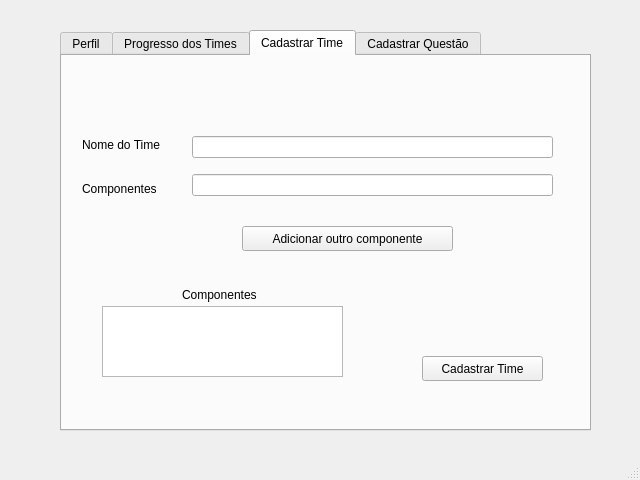
Above: Professor.ui from Samuel-OR/Snake_Mouth before the change. Below: the same form after it.
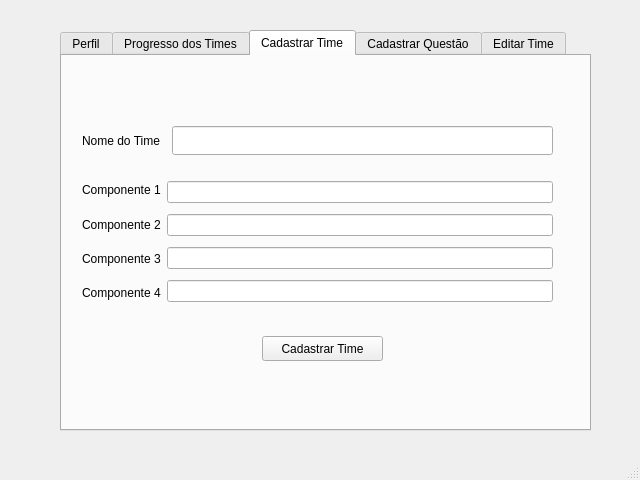
That is the form after the change. The open tabs and pages were chosen to show the change.

Patch:
```diff
--- a/Professor.ui
+++ b/Professor.ui
@@ -221,55 +221,11 @@
      <attribute name="title">
       <string>Cadastrar Time</string>
      </attribute>
-     <widget class="QWidget" name="verticalLayoutWidget_5">
-      <property name="geometry">
-       <rect>
-        <x>130</x>
-        <y>70</y>
-        <width>361</width>
-        <height>81</height>
-       </rect>
-      </property>
-      <layout class="QVBoxLayout" name="verticalLayout_5">
-       <item>
-        <widget class="QLineEdit" name="lineEdit_2"/>
-       </item>
-       <item>
-        <widget class="QLineEdit" name="lineEdit"/>
-       </item>
-      </layout>
-     </widget>
-     <widget class="QWidget" name="verticalLayoutWidget_6">
-      <property name="geometry">
-       <rect>
-        <x>20</x>
-        <y>70</y>
-        <width>111</width>
-        <height>81</height>
-       </rect>
-      </property>
-      <layout class="QVBoxLayout" name="verticalLayout_6">
-       <item>
-        <widget class="QLabel" name="label_11">
-         <property name="text">
-          <string>Nome do Time</string>
-         </property>
-        </widget>
-       </item>
-       <item>
-        <widget class="QLabel" name="label_12">
-         <property name="text">
-          <string>Componentes</string>
-         </property>
-        </widget>
-       </item>
-      </layout>
-     </widget>
      <widget class="QPushButton" name="pushButton_2">
       <property name="geometry">
        <rect>
-        <x>360</x>
-        <y>300</y>
+        <x>200</x>
+        <y>280</y>
         <width>121</width>
         <height>25</height>
        </rect>
@@ -278,42 +234,89 @@
        <string>Cadastrar Time</string>
       </property>
      </widget>
-     <widget class="QPushButton" name="pushButton_3">
+     <widget class="QLabel" name="label_11">
       <property name="geometry">
        <rect>
-        <x>180</x>
-        <y>170</y>
-        <width>211</width>
-        <height>25</height>
-       </rect>
-      </property>
-      <property name="text">
-       <string>Adicionar outro componente</string>
-      </property>
-     </widget>
-     <widget class="QTextBrowser" name="textBrowser_3">
-      <property name="geometry">
-       <rect>
-        <x>40</x>
-        <y>250</y>
-        <width>241</width>
-        <height>71</height>
-       </rect>
-      </property>
-     </widget>
-     <widget class="QLabel" name="label_13">
-      <property name="geometry">
-       <rect>
-        <x>120</x>
-        <y>220</y>
-        <width>109</width>
+        <x>20</x>
+        <y>66</y>
+        <width>91</width>
         <height>37</height>
        </rect>
       </property>
       <property name="text">
-       <string>Componentes</string>
+       <string>Nome do Time</string>
       </property>
      </widget>
+     <widget class="QLineEdit" name="lineEdit_2">
+      <property name="geometry">
+       <rect>
+        <x>110</x>
+        <y>70</y>
+        <width>381</width>
+        <height>29</height>
+       </rect>
+      </property>
+     </widget>
+     <widget class="QWidget" name="horizontalLayoutWidget">
+      <property name="geometry">
+       <rect>
+        <x>20</x>
+        <y>120</y>
+        <width>471</width>
+        <height>131</height>
+       </rect>
+      </property>
+      <layout class="QHBoxLayout" name="horizontalLayout">
+       <item>
+        <layout class="QVBoxLayout" name="verticalLayout_6">
+         <item>
+          <widget class="QLabel" name="label_12">
+           <property name="text">
+            <string>Componente 1</string>
+           </property>
+          </widget>
+         </item>
+         <item>
+          <widget class="QLabel" name="label_21">
+           <property name="text">
+            <string>Componente 2</string>
+           </property>
+          </widget>
+         </item>
+         <item>
+          <widget class="QLabel" name="label_22">
+           <property name="text">
+            <string>Componente 3</string>
+           </property>
+          </widget>
+         </item>
+         <item>
+          <widget class="QLabel" name="label_23">
+           <property name="text">
+            <string>Componente 4</string>
+           </property>
+          </widget>
+         </item>
+        </layout>
+       </item>
+       <item>
+        <layout class="QVBoxLayout" name="verticalLayout_5">
+         <item>
+          <widget class="QLineEdit" name="lineEdit_9"/>
+         </item>
+         <item>
+          <widget class="QLineEdit" name="lineEdit"/>
+         </item>
+         <item>
+          <widget class="QLineEdit" name="lineEdit_10"/>
+         </item>
+         <item>
+          <widget class="QLineEdit" name="lineEdit_8"/>
+         </item>
+        </layout>
+       </item>
+      </layout>
+     </widget>
     </widget>
     <widget class="QWidget" name="tab_4">
      <attribute name="title">
@@ -517,6 +520,133 @@
       </property>
      </widget>
     </widget>
+    <widget class="QWidget" name="tab_5">
+     <attribute name="title">
+      <string>Editar Time</string>
+     </attribute>
+     <widget class="QLineEdit" name="lineEdit_11">
+      <property name="geometry">
+       <rect>
+        <x>90</x>
+        <y>70</y>
+        <width>381</width>
+        <height>29</height>
+       </rect>
+      </property>
+     </widget>
+     <widget class="QLabel" name="label_13">
+      <property name="geometry">
+       <rect>
+        <x>200</x>
+        <y>40</y>
+        <width>191</width>
+        <height>37</height>
+       </rect>
+      </property>
+      <property name="text">
+       <string>Digite o nome da equipe</string>
+      </property>
+     </widget>
+     <widget class="QPushButton" name="pushButton_3">
+      <property name="geometry">
+       <rect>
+        <x>140</x>
+        <y>280</y>
+        <width>121</width>
+        <height>25</height>
+       </rect>
+      </property>
+      <property name="text">
+       <string>Pesquisar</string>
+      </property>
+     </widget>
+     <widget class="QWidget" name="horizontalLayoutWidget_2">
+      <property name="geometry">
+       <rect>
+        <x>30</x>
+        <y>120</y>
+        <width>471</width>
+        <height>138</height>
+       </rect>
+      </property>
+      <layout class="QHBoxLayout" name="horizontalLayout_2">
+       <item>
+        <layout class="QVBoxLayout" name="verticalLayout_7">
+         <item>
+          <widget class="QLabel" name="label_24">
+           <property name="text">
+            <string>Componente 1</string>
+           </property>
+          </widget>
+         </item>
+         <item>
+          <widget class="QLabel" name="label_25">
+           <property name="text">
+            <string>Componente 2</string>
+           </property>
+          </widget>
+         </item>
+         <item>
+          <widget class="QLabel" name="label_26">
+           <property name="text">
+            <string>Componente 3</string>
+           </property>
+          </widget>
+         </item>
+         <item>
+          <widget class="QLabel" name="label_27">
+           <property name="text">
+            <string>Componente 4</string>
+           </property>
+          </widget>
+         </item>
+        </layout>
+       </item>
+       <item>
+        <layout class="QVBoxLayout" name="verticalLayout_8">
+         <item>
+          <widget class="QLineEdit" name="lineEdit_12"/>
+         </item>
+         <item>
+          <widget class="QLineEdit" name="lineEdit_13"/>
+         </item>
+         <item>
+          <widget class="QLineEdit" name="lineEdit_14"/>
+         </item>
+         <item>
+          <widget class="QLineEdit" name="lineEdit_15"/>
+         </item>
+        </layout>
+       </item>
+      </layout>
+     </widget>
+     <widget class="Line" name="line">
+      <property name="geometry">
+       <rect>
+        <x>-3</x>
+        <y>100</y>
+        <width>561</width>
+        <height>20</height>
+       </rect>
+      </property>
+      <property name="orientation">
+       <enum>Qt::Horizontal</enum>
+      </property>
+     </widget>
+     <widget class="QPushButton" name="pushButton_6">
+      <property name="geometry">
+       <rect>
+        <x>290</x>
+        <y>280</y>
+        <width>121</width>
+        <height>25</height>
+       </rect>
+      </property>
+      <property name="text">
+       <string>Alterar</string>
+      </property>
+     </widget>
+    </widget>
    </widget>
   </widget>
   <widget class="QMenuBar" name="menubar">
```
Left out of the diff: 2 changed lines with no effect on the pictures.
